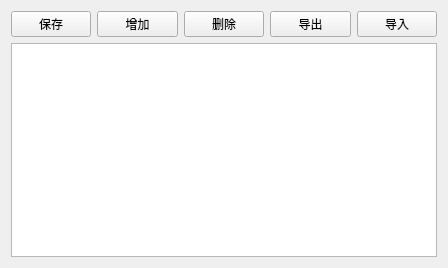
First picture: the form in step10_1.ui, repository albert2lyu/QualityFunctionDeployment, before the edit.
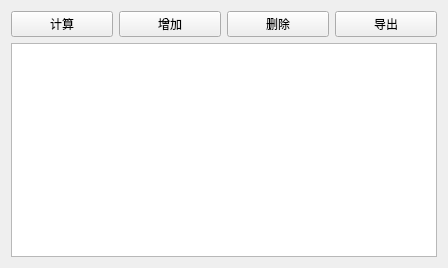
Second picture: the form after the edit.

Diff of the .ui file:
```diff
--- a/step10_1.ui
+++ b/step10_1.ui
@@ -19,7 +19,7 @@
      <item>
       <widget class="QPushButton" name="pushButton_5">
        <property name="text">
-        <string>保存</string>
+        <string>计算</string>
        </property>
       </widget>
      </item>
@@ -44,13 +44,6 @@
        </property>
       </widget>
      </item>
-     <item>
-      <widget class="QPushButton" name="pushButton_4">
-       <property name="text">
-        <string>导入</string>
-       </property>
-      </widget>
-     </item>
     </layout>
    </item>
    <item>
```
